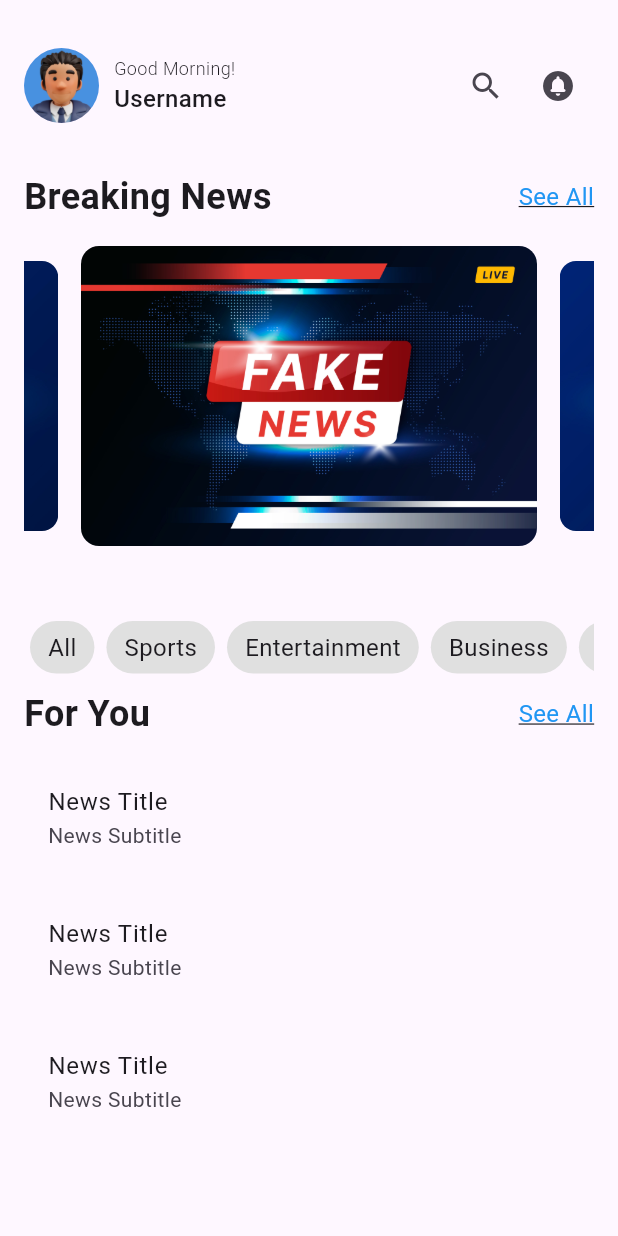
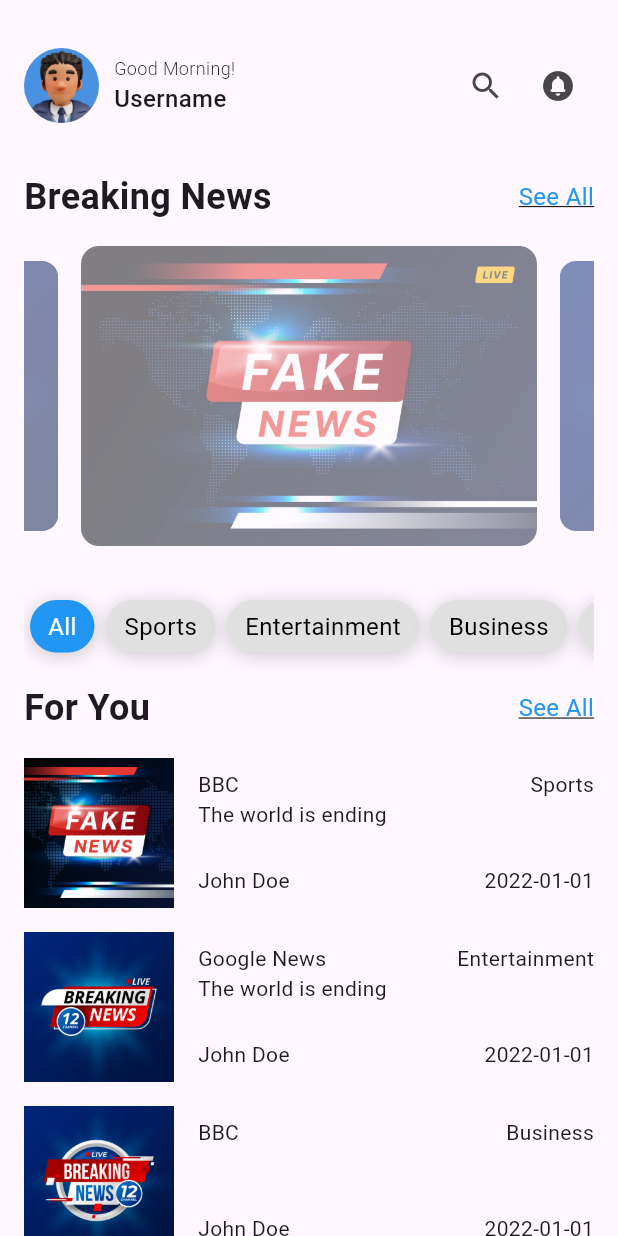
Before and after one commit to RacimFethallah/newsapp-flutter-ui, a Flutter app: the screen it shows after launch, on a phone screen of 412 x 824 dp. Run offline on Flutter 3.47's test engine with Material 3 defaults, Android fonts, the phone set to English and light mode, and no system bars; drawn by our look-alikes of card_swiper.

Commit message:
final version

```diff
--- a/lib/main.dart
+++ b/lib/main.dart
@@ -31,24 +31,24 @@ class MyHomePage extends StatefulWidget {
 }
 
 class _MyHomePageState extends State<MyHomePage> {
-
-
   final List<News> newsList = [
     News(
       source: 'BBC',
       author: 'John Doe',
       title: 'The world is ending',
       description: 'The world is ending',
+      category: Categories(name: 'Sports'),
       url: 'https://www.bbc.com/news/world-asia-china-57641900',
       urlToImage: 'assets/news1.jpg',
       publishedAt: '2022-01-01',
       content: 'The world is ending',
     ),
     News(
-      source: 'BBC',
+      source: 'Google News',
       author: 'John Doe',
       title: 'The world is ending',
       description: 'The world is ending',
+      category: Categories(name: 'Entertainment'),
       url: 'https://www.bbc.com/news/world-asia-china-57641900',
       urlToImage: 'assets/news2.jpg',
       publishedAt: '2022-01-01',
@@ -57,15 +57,37 @@ class _MyHomePageState extends State<MyHomePage> {
     News(
       source: 'BBC',
       author: 'John Doe',
-      title: 'The world is ending',
+      title: '',
       description: 'The world is ending',
+      category: Categories(name: 'Business'),
+      url: 'https://www.bbc.com/news/world-asia-china-57641900',
+      urlToImage: 'assets/news3.jpg',
+      publishedAt: '2022-01-01',
+      content: 'The world is ending',
+    ),
+    News(
+      source: 'BBC',
+      author: 'John Doe',
+      title: '',
+      description: 'The world is ending',
+      category: Categories(name: 'Business'),
+      url: 'https://www.bbc.com/news/world-asia-china-57641900',
+      urlToImage: 'assets/news3.jpg',
+      publishedAt: '2022-01-01',
+      content: 'The world is ending',
+    ),
+    News(
+      source: 'BBC',
+      author: 'John Doe',
+      title: '',
+      description: 'The world is ending',
+      category: Categories(name: 'Business'),
       url: 'https://www.bbc.com/news/world-asia-china-57641900',
       urlToImage: 'assets/news3.jpg',
       publishedAt: '2022-01-01',
       content: 'The world is ending',
     ),
   ];
-
 
   final List<Categories> categories = [
     Categories(name: 'All'),
@@ -80,17 +102,19 @@ class _MyHomePageState extends State<MyHomePage> {
     Categories(name: 'Culture'),
   ];
 
+  Categories selectedCategory = Categories(name: 'All');
 
   @override
   Widget build(BuildContext context) {
     return Scaffold(
       body: SafeArea(
         child: Padding(
-          padding: const EdgeInsets.symmetric(horizontal: 16.0, vertical: 32.0),
+          padding: const EdgeInsets.symmetric(horizontal: 16.0),
           child: Column(
             mainAxisAlignment: MainAxisAlignment.start,
             crossAxisAlignment: CrossAxisAlignment.stretch,
             children: [
+              const SizedBox(height: 32),
               Row(
                 children: [
                   const CircleAvatar(
@@ -110,7 +134,7 @@ class _MyHomePageState extends State<MyHomePage> {
                     ],
                   ),
                   const Spacer(),
-                  IconButton(onPressed: () {}, icon: Icon(Icons.search)),
+                  IconButton(onPressed: () {}, icon: const Icon(Icons.search)),
                   IconButton(
                       onPressed: () {},
                       icon: const Icon(Icons.circle_notifications_rounded))
@@ -133,13 +157,14 @@ class _MyHomePageState extends State<MyHomePage> {
                 ],
               ),
               const SizedBox(height: 16),
-              Container(
+              SizedBox(
                 height: 200,
                 child: Swiper(
                   itemBuilder: (BuildContext context, int index) {
                     return Container(
                       decoration: BoxDecoration(
                         image: DecorationImage(
+                          opacity: 0.5,
                           fit: BoxFit.cover,
                           image: AssetImage(
                             newsList[index].urlToImage!,
@@ -154,30 +179,52 @@ class _MyHomePageState extends State<MyHomePage> {
                   scale: 0.9,
                 ),
               ),
-              const SizedBox(height: 50),
+              const SizedBox(height: 24),
+              // Categories Filter
               SingleChildScrollView(
                 scrollDirection: Axis.horizontal,
                 child: Row(
                   children: categories.map((category) {
-                    return Padding(
-                      padding: const EdgeInsets.symmetric(horizontal: 4.0),
+                    return GestureDetector(
+                      onTap: () {
+                        setState(() {
+                          selectedCategory = category;
+                        });
+                      },
+                      child: Padding(
+                        padding: const EdgeInsets.symmetric(
+                            horizontal: 4.0, vertical: 12.0),
                         child: Container(
                           padding: const EdgeInsets.symmetric(
                               horizontal: 12.0, vertical: 6.0),
                           decoration: BoxDecoration(
-                          color: Colors.grey[300],
+                            boxShadow: [
+                              BoxShadow(
+                                color: Colors.black.withOpacity(0.2),
+                                blurRadius: 10,
+                                offset: const Offset(0, 2),
+                              )
+                            ],
+                            color: selectedCategory.name == category.name
+                                ? Colors.blue
+                                : Colors.grey[300],
                             borderRadius: BorderRadius.circular(20.0),
                           ),
                           child: Text(
                             category.name,
-                          style: const TextStyle(fontSize: 16.0),
+                            style: TextStyle(
+                                fontSize: 16.0,
+                                color: selectedCategory.name == category.name
+                                    ? Colors.white
+                                    : Colors.black),
+                          ),
                         ),
                       ),
                     );
                   }).toList(),
                 ),
               ),
-              const SizedBox(height: 10),
+              const SizedBox(height: 8),
               const Row(
                 children: [
                   Text('For You',
@@ -196,19 +243,58 @@ class _MyHomePageState extends State<MyHomePage> {
               const SizedBox(height: 16),
               Expanded(
                 child: ListView.builder(
-                  itemCount: 3,
+                  itemCount: newsList.length,
                   itemBuilder: (BuildContext context, int index) {
-                    return Container(
-                      // height: 200,
+                    return selectedCategory.name == 'All' ||
+                            selectedCategory.name ==
+                                newsList[index].category.name
+                        ? Container(
+                            height: 100,
                             margin: const EdgeInsets.only(bottom: 16),
                             decoration: BoxDecoration(
                               borderRadius: BorderRadius.circular(12),
                             ),
-                      child: const ListTile(
-                        title: Text('News Title'),
-                        subtitle: Text('News Subtitle'),
+                            child: Row(
+                              crossAxisAlignment: CrossAxisAlignment.start,
+                              children: [
+                                Image.asset(
+                                  newsList[index].urlToImage!,
+                                  width: 100,
+                                  height: 100,
+                                  fit: BoxFit.cover,
                                 ),
-                    );
+                                const SizedBox(width: 16),
+                                Padding(
+                                  padding:
+                                      const EdgeInsets.symmetric(vertical: 8.0),
+                                  child: Column(
+                                    crossAxisAlignment:
+                                        CrossAxisAlignment.start,
+                                    children: [
+                                      Text(newsList[index].source),
+                                      Text(newsList[index].title),
+                                      const Spacer(),
+                                      Text(newsList[index].author),
+                                    ],
+                                  ),
+                                ),
+                                const Spacer(),
+                                Padding(
+                                  padding:
+                                      const EdgeInsets.symmetric(vertical: 8.0),
+                                  child: Column(
+                                    crossAxisAlignment: CrossAxisAlignment.end,
+                                    children: [
+                                      Text(newsList[index].category.name),
+                                      const Spacer(),
+                                      Text(newsList[index].publishedAt)
+                                    ],
+                                  ),
+                                ),
+                              ],
+                            ),
+                          )
+                        : Container();
                   },
                 ),
               ),
--- a/lib/model/news.dart
+++ b/lib/model/news.dart
@@ -1,8 +1,11 @@
+import 'package:newsapp/model/categories.dart';
+
 class News {
   final String source;
   final String author;
   final String title;
   final String? description;
+  final Categories category;
   final String url;
   final String? urlToImage;
   final String publishedAt;
@@ -13,6 +16,7 @@ class News {
     required this.author,
     required this.title,
     this.description,
+    required this.category,
     required this.url,
     this.urlToImage,
     required this.publishedAt,
--- /dev/null
+++ b/lib/screens/news_screen.dart
@@ -0,0 +1,10 @@
+import 'package:flutter/material.dart';
+
+class NewsScreen extends StatelessWidget {
+  const NewsScreen({super.key});
+
+  @override
+  Widget build(BuildContext context) {
+    return const Placeholder();
+  }
+}
```
Lines whose indentation alone changed are shown as unchanged.
